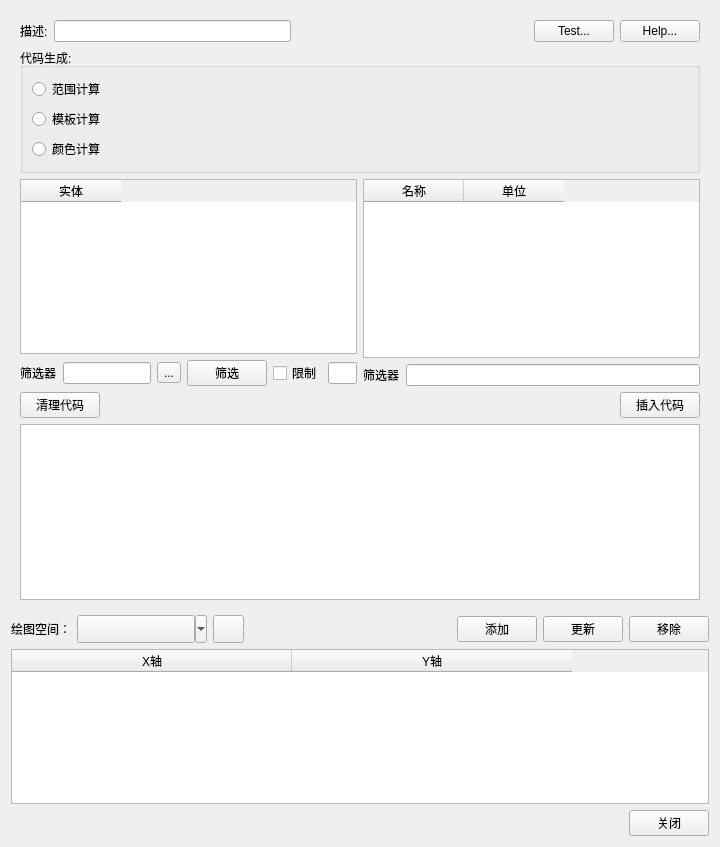
Above: AddPlotPair.ui from 23wwwtt/plotxy before the change. Below: the same form after it.
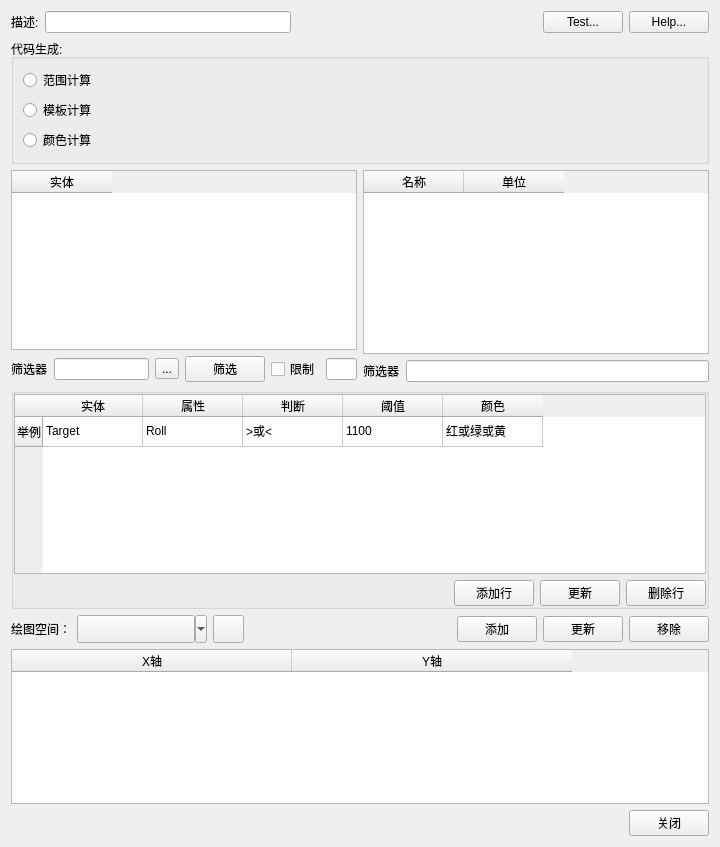
That is the form after the change. The open tabs and pages were chosen to show the change.

Patch:
```diff
--- a/AddPlotPair.ui
+++ b/AddPlotPair.ui
@@ -1729,8 +1729,20 @@
        </item>
       </layout>
      </widget>
-     <widget class="QWidget" name="page_7">
-      <layout class="QVBoxLayout" name="verticalLayout_16">
+     <widget class="QWidget" name="page_17">
+      <layout class="QVBoxLayout" name="verticalLayout_36">
+       <property name="leftMargin">
+        <number>0</number>
+       </property>
+       <property name="topMargin">
+        <number>0</number>
+       </property>
+       <property name="rightMargin">
+        <number>0</number>
+       </property>
+       <property name="bottomMargin">
+        <number>0</number>
+       </property>
        <item>
         <layout class="QHBoxLayout" name="horizontalLayout_35">
          <item>
@@ -1890,38 +1902,220 @@
         </layout>
        </item>
        <item>
-        <layout class="QHBoxLayout" name="horizontalLayout_39">
+        <widget class="QGroupBox" name="groupBox_8">
+         <property name="title">
+          <string/>
+         </property>
+         <layout class="QVBoxLayout" name="verticalLayout_35">
+          <property name="leftMargin">
+           <number>0</number>
+          </property>
+          <property name="topMargin">
+           <number>0</number>
+          </property>
+          <property name="rightMargin">
+           <number>0</number>
+          </property>
+          <property name="bottomMargin">
+           <number>0</number>
+          </property>
+          <item>
+           <widget class="QTableWidget" name="tableWidget_LightSet">
+            <row>
+             <property name="text">
+              <string>举例</string>
+             </property>
+            </row>
+            <column>
+             <property name="text">
+              <string>实体</string>
+             </property>
+            </column>
+            <column>
+             <property name="text">
+              <string>属性</string>
+             </property>
+            </column>
+            <column>
+             <property name="text">
+              <string>判断</string>
+             </property>
+            </column>
+            <column>
+             <property name="text">
+              <string>阈值</string>
+             </property>
+            </column>
+            <column>
+             <property name="text">
+              <string>颜色</string>
+             </property>
+            </column>
+            <item row="0" column="0">
+             <property name="text">
+              <string>Target</string>
+             </property>
+            </item>
+            <item row="0" column="1">
+             <property name="text">
+              <string>Roll</string>
+             </property>
+            </item>
+            <item row="0" column="2">
+             <property name="text">
+              <string>&gt;或&lt;</string>
+             </property>
+            </item>
+            <item row="0" column="3">
+             <property name="text">
+              <string>1100</string>
+             </property>
+            </item>
+            <item row="0" column="4">
+             <property name="text">
+              <string>红或绿或黄</string>
+             </property>
+            </item>
+           </widget>
+          </item>
+          <item>
+           <layout class="QHBoxLayout" name="horizontalLayout_39">
+            <item>
+             <spacer name="horizontalSpacer_25">
+              <property name="orientation">
+               <enum>Qt::Horizontal</enum>
+              </property>
+              <property name="sizeHint" stdset="0">
+               <size>
+                <width>40</width>
+                <height>20</height>
+               </size>
+              </property>
+             </spacer>
+            </item>
+            <item>
+             <widget class="QPushButton" name="pushButton_LightAdd">
+              <property name="text">
+               <string>添加行</string>
+              </property>
+             </widget>
+            </item>
+            <item>
+             <widget class="QPushButton" name="pushButton_LightUpdate">
+              <property name="text">
+               <string>更新</string>
+              </property>
+             </widget>
+            </item>
+            <item>
+             <widget class="QPushButton" name="pushButton_LightDelete">
+              <property name="text">
+               <string>删除行</string>
+              </property>
+             </widget>
+            </item>
+           </layout>
+          </item>
+         </layout>
+        </widget>
+       </item>
+      </layout>
+     </widget>
+     <widget class="QWidget" name="page_scope">
+      <layout class="QHBoxLayout" name="horizontalLayout_41" stretch="2,1">
+       <property name="leftMargin">
+        <number>0</number>
+       </property>
+       <property name="topMargin">
+        <number>0</number>
+       </property>
+       <property name="rightMargin">
+        <number>0</number>
+       </property>
+       <property name="bottomMargin">
+        <number>0</number>
+       </property>
+       <item>
+        <layout class="QVBoxLayout" name="verticalLayout_39">
          <item>
-          <widget class="QPushButton" name="pushButton_6">
-           <property name="text">
-            <string>清理代码</string>
-           </property>
-          </widget>
+          <layout class="QVBoxLayout" name="verticalLayout_37">
+           <item>
+            <widget class="QTableWidget" name="tableWidget_AScopeEntity">
+             <column>
+              <property name="text">
+               <string>实体</string>
+              </property>
+             </column>
+            </widget>
+           </item>
+           <item>
+            <layout class="QHBoxLayout" name="horizontalLayout_40" stretch="1,3,1,1,1,1">
+             <item>
+              <widget class="QLabel" name="label_34">
+               <property name="text">
+                <string>筛选器</string>
+               </property>
+              </widget>
+             </item>
+             <item>
+              <widget class="QLineEdit" name="lineEdit_15"/>
+             </item>
+             <item>
+              <widget class="QToolButton" name="toolButton_11">
+               <property name="text">
+                <string>...</string>
+               </property>
+              </widget>
+             </item>
+             <item>
+              <widget class="QPushButton" name="pushButton_6">
+               <property name="text">
+                <string>筛选</string>
+               </property>
+              </widget>
+             </item>
+             <item>
+              <widget class="QCheckBox" name="checkBox_2">
+               <property name="text">
+                <string>限制</string>
+               </property>
+              </widget>
+             </item>
+             <item>
+              <widget class="QLineEdit" name="lineEdit_16"/>
+             </item>
+            </layout>
+           </item>
+          </layout>
          </item>
          <item>
-          <spacer name="horizontalSpacer_22">
-           <property name="orientation">
-            <enum>Qt::Horizontal</enum>
-           </property>
-           <property name="sizeHint" stdset="0">
-            <size>
-             <width>40</width>
-             <height>20</height>
-            </size>
-           </property>
-          </spacer>
+          <widget class="QTableWidget" name="tableWidget_AScopeData"/>
          </item>
          <item>
-          <widget class="QPushButton" name="pushButton_9">
-           <property name="text">
-            <string>插入代码</string>
+          <widget class="QGroupBox" name="groupBox_9">
+           <property name="title">
+            <string>Graph Axis Labels</string>
            </property>
           </widget>
          </item>
         </layout>
        </item>
        <item>
-        <widget class="QTextEdit" name="textEdit_lightCode"/>
+        <widget class="QLabel" name="label_info">
+         <property name="text">
+          <string>A-Scope graphs can plot two-dimensional array data over time.Typically,the X-Axis is a range,and the Y-Axis is an intensity.
+
+Array data is graphed in time slices;each time slice includes a seperate graph.New time slices are displayed in sequence according to the time value of the slice.
+
+Each set of array data may have vertical gates associated with it.</string>
+         </property>
+         <property name="scaledContents">
+          <bool>true</bool>
+         </property>
+         <property name="wordWrap">
+          <bool>true</bool>
+         </property>
+        </widget>
        </item>
       </layout>
      </widget>
```
Left out of the diff: 33 changed lines with no effect on the pictures.
